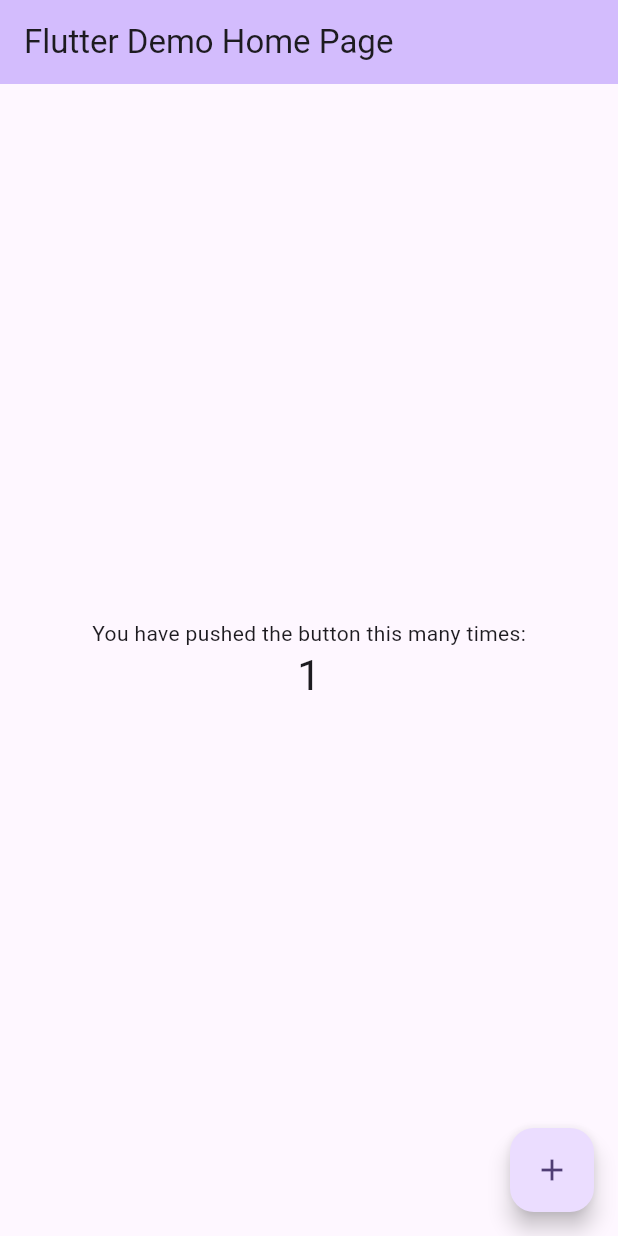
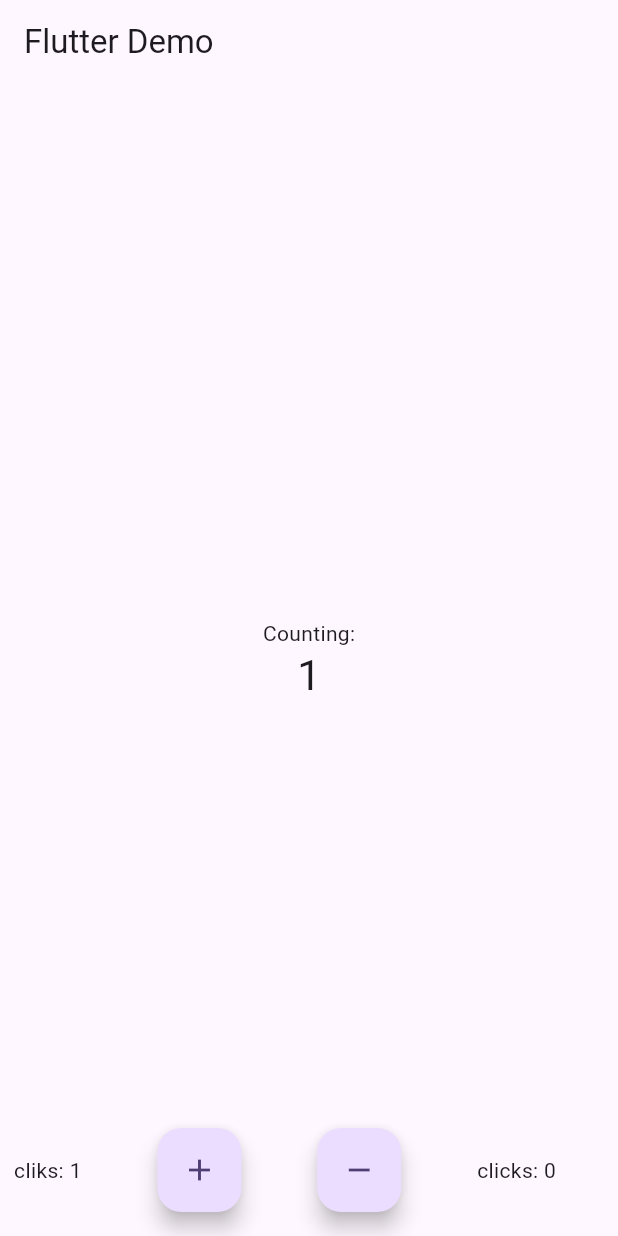
Before and after one commit to mashasi98/surf_flutter_cources, a Flutter app: the screen it shows after launch, after a tap on the "add" icon, on a phone screen of 412 x 824 dp. Run offline on Flutter 3.47's test engine with Material 3 defaults, Android fonts, the phone set to English and light mode, and no system bars.

Commit message:
task-1. flutter. Modification of base app

```diff
--- a/lib/main.dart
+++ b/lib/main.dart
@@ -7,27 +7,11 @@
 class MyApp extends StatelessWidget {
   const MyApp({super.key});
 
-  // This widget is the root of your application.
   @override
   Widget build(BuildContext context) {
     return MaterialApp(
       title: 'Flutter Demo',
       theme: ThemeData(
-        // This is the theme of your application.
-        //
-        // TRY THIS: Try running your application with "flutter run". You'll see
-        // the application has a purple toolbar. Then, without quitting the app,
-        // try changing the seedColor in the colorScheme below to Colors.green
-        // and then invoke "hot reload" (save your changes or press the "hot
-        // reload" button in a Flutter-supported IDE, or press "r" if you used
-        // the command line to start the app).
-        //
-        // Notice that the counter didn't reset back to zero; the application
-        // state is not lost during the reload. To reset the state, use hot
-        // restart instead.
-        //
-        // This works for code too, not just values: Most code changes can be
-        // tested with just a hot reload.
         colorScheme: ColorScheme.fromSeed(seedColor: Colors.deepPurple),
         useMaterial3: true,
       ),
@@ -36,17 +20,13 @@
   }
 }
 
+enum Action {
+  increment,
+  decrement,
+}
+
 class MyHomePage extends StatefulWidget {
   const MyHomePage({super.key, required this.title});
-
-  // This widget is the home page of your application. It is stateful, meaning
-  // that it has a State object (defined below) that contains fields that affect
-  // how it looks.
-
-  // This class is the configuration for the state. It holds the values (in this
-  // case the title) provided by the parent (in this case the App widget) and
-  // used by the build method of the State. Fields in a Widget subclass are
-  // always marked "final".
 
   final String title;
 
@@ -56,57 +36,56 @@
 
 class _MyHomePageState extends State<MyHomePage> {
   int _counter = 0;
+  bool _isButtonActive = true;
+  int _incrementCounts = 0;
+  int _decrementCounts = 0;
 
-  void _incrementCounter() {
+  String someString = "";
+
+  void Function()? _setCounterState(Action action) {
+    return () {
+      setState(() {
+        _counter = action == Action.increment ? _counter + 1 : _counter - 1;
+      });
+      setButtonCondition();
+      setClickCount(action);
+    };
+  }
+
+  void setClickCount(Action action) {
+    action == Action.increment ? _incrementCounts += 1 : _decrementCounts += 1;
+  }
+
+  FloatingActionButton setButton(
+      Action onPressedFunction, String tooltip, Widget child) {
+    return FloatingActionButton(
+      tooltip: tooltip,
+      onPressed:
+          _isButtonActive == false && onPressedFunction == Action.decrement
+              ? null
+              : _setCounterState(onPressedFunction),
+      child: child,
+    );
+  }
+
+  void setButtonCondition() {
     setState(() {
-      // This call to setState tells the Flutter framework that something has
-      // changed in this State, which causes it to rerun the build method below
-      // so that the display can reflect the updated values. If we changed
-      // _counter without calling setState(), then the build method would not be
-      // called again, and so nothing would appear to happen.
-      _counter++;
+      _isButtonActive = _counter != 0;
     });
   }
 
   @override
   Widget build(BuildContext context) {
-    // This method is rerun every time setState is called, for instance as done
-    // by the _incrementCounter method above.
-    //
-    // The Flutter framework has been optimized to make rerunning build methods
-    // fast, so that you can just rebuild anything that needs updating rather
-    // than having to individually change instances of widgets.
     return Scaffold(
       appBar: AppBar(
-        // TRY THIS: Try changing the color here to a specific color (to
-        // Colors.amber, perhaps?) and trigger a hot reload to see the AppBar
-        // change color while the other colors stay the same.
-        backgroundColor: Theme.of(context).colorScheme.inversePrimary,
-        // Here we take the value from the MyHomePage object that was created by
-        // the App.build method, and use it to set our appbar title.
-        title: Text(widget.title),
+        title: const Text('Flutter Demo'),
       ),
       body: Center(
-        // Center is a layout widget. It takes a single child and positions it
-        // in the middle of the parent.
         child: Column(
-          // Column is also a layout widget. It takes a list of children and
-          // arranges them vertically. By default, it sizes itself to fit its
-          // children horizontally, and tries to be as tall as its parent.
-          //
-          // Column has various properties to control how it sizes itself and
-          // how it positions its children. Here we use mainAxisAlignment to
-          // center the children vertically; the main axis here is the vertical
-          // axis because Columns are vertical (the cross axis would be
-          // horizontal).
-          //
-          // TRY THIS: Invoke "debug painting" (choose the "Toggle Debug Paint"
-          // action in the IDE, or press "p" in the console), to see the
-          // wireframe for each widget.
           mainAxisAlignment: MainAxisAlignment.center,
           children: <Widget>[
             const Text(
-              'You have pushed the button this many times:',
+              'Counting:',
             ),
             Text(
               '$_counter',
@@ -115,11 +94,21 @@
           ],
         ),
       ),
-      floatingActionButton: FloatingActionButton(
-        onPressed: _incrementCounter,
-        tooltip: 'Increment',
-        child: const Icon(Icons.add),
-      ), // This trailing comma makes auto-formatting nicer for build methods.
+      floatingActionButton: Row(
+        mainAxisAlignment: MainAxisAlignment.spaceAround,
+        children: <Widget>[
+          Text(
+            'cliks: $_incrementCounts',
+          ),
+          setButton(Action.increment, Action.increment.toString(),
+              const Icon(Icons.add)),
+          setButton(Action.decrement, Action.decrement.toString(),
+              const Icon(Icons.remove)),
+          Text(
+            'clicks: $_decrementCounts',
+          ),
+        ],
+      ),
     );
   }
 }
```
